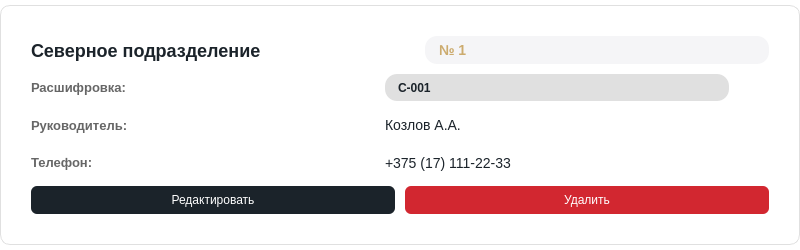
First picture: the form in ui/settings/divisions/division_card.ui, repository lerakaplich/TaskPlanner2, before the edit.
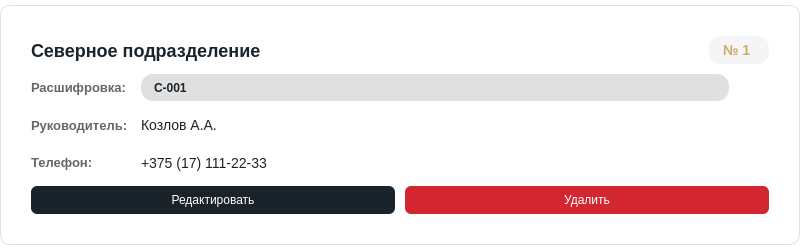
Second picture: the form after the edit.

Diff of the .ui file:
```diff
--- a/ui/settings/divisions/division_card.ui
+++ b/ui/settings/divisions/division_card.ui
@@ -85,6 +85,9 @@
      </item>
      <item>
       <spacer name="horizontalSpacer">
+       <property name="orientation">
+        <enum>Qt::Vertical</enum>
+       </property>
        <property name="sizeHint" stdset="0">
         <size>
          <width>40</width>
@@ -95,6 +98,18 @@
      </item>
      <item>
       <widget class="QLabel" name="numberLabel">
+       <property name="sizePolicy">
+        <sizepolicy hsizetype="Minimum" vsizetype="Preferred">
+         <horstretch>0</horstretch>
+         <verstretch>0</verstretch>
+        </sizepolicy>
+       </property>
+       <property name="maximumSize">
+        <size>
+         <width>60</width>
+         <height>16777215</height>
+        </size>
+       </property>
        <property name="text">
         <string>№ 1</string>
        </property>
@@ -106,6 +121,12 @@
     <layout class="QHBoxLayout" name="codeLayout">
      <item>
       <widget class="QLabel" name="codeSectionLabel">
+       <property name="maximumSize">
+        <size>
+         <width>100</width>
+         <height>16777215</height>
+        </size>
+       </property>
        <property name="text">
         <string>Расшифровка:</string>
        </property>
@@ -116,10 +137,16 @@
        <property name="text">
         <string>С-001</string>
        </property>
+       <property name="alignment">
+        <set>Qt::AlignLeading|Qt::AlignLeft|Qt::AlignVCenter</set>
+       </property>
       </widget>
      </item>
      <item>
       <spacer name="horizontalSpacer_2">
+       <property name="orientation">
+        <enum>Qt::Vertical</enum>
+       </property>
        <property name="sizeHint" stdset="0">
         <size>
          <width>40</width>
@@ -134,6 +161,12 @@
     <layout class="QHBoxLayout" name="bossLayout">
      <item>
       <widget class="QLabel" name="bossSectionLabel">
+       <property name="maximumSize">
+        <size>
+         <width>100</width>
+         <height>16777215</height>
+        </size>
+       </property>
        <property name="text">
         <string>Руководитель:</string>
        </property>
@@ -148,6 +181,9 @@
      </item>
      <item>
       <spacer name="horizontalSpacer_3">
+       <property name="orientation">
+        <enum>Qt::Vertical</enum>
+       </property>
        <property name="sizeHint" stdset="0">
         <size>
          <width>40</width>
@@ -162,6 +198,12 @@
     <layout class="QHBoxLayout" name="phoneLayout">
      <item>
       <widget class="QLabel" name="phoneSectionLabel">
+       <property name="maximumSize">
+        <size>
+         <width>100</width>
+         <height>16777215</height>
+        </size>
+       </property>
        <property name="text">
         <string>Телефон:</string>
        </property>
@@ -176,6 +218,9 @@
      </item>
      <item>
       <spacer name="horizontalSpacer_4">
+       <property name="orientation">
+        <enum>Qt::Vertical</enum>
+       </property>
        <property name="sizeHint" stdset="0">
         <size>
          <width>40</width>
```
